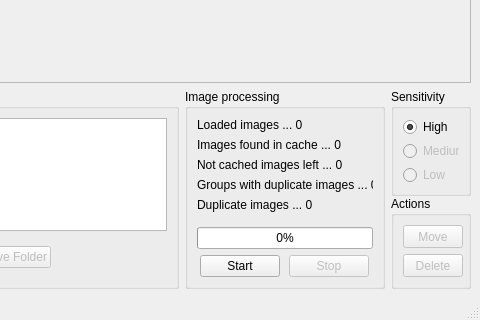
The window that doppelganger/gui.ui (max-dw-i/myfyrio) describes before a commit, drawn with Qt 5; both pictures show x 160 to 640 and y 160 to 480 of the 640 by 480 pixel window.
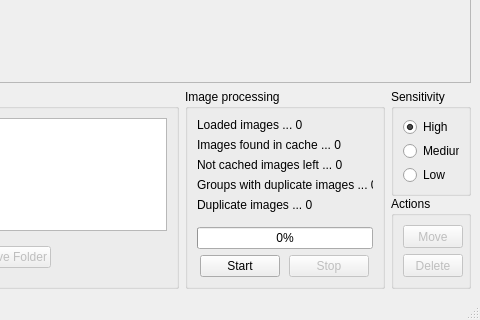
The same window after the commit.

Commit message: Implement sensitivity radio buttons' slots/signals

Patch:
```diff
--- a/doppelganger/gui.ui
+++ b/doppelganger/gui.ui
@@ -474,7 +474,7 @@
              <item>
               <widget class="QRadioButton" name="mediumRb">
                <property name="enabled">
-                <bool>false</bool>
+                <bool>true</bool>
                </property>
                <property name="text">
                 <string>Medium</string>
@@ -487,7 +487,7 @@
              <item>
               <widget class="QRadioButton" name="lowRb">
                <property name="enabled">
-                <bool>false</bool>
+                <bool>true</bool>
                </property>
                <property name="text">
                 <string>Low</string>
```
The commit also changes 2 other files.
